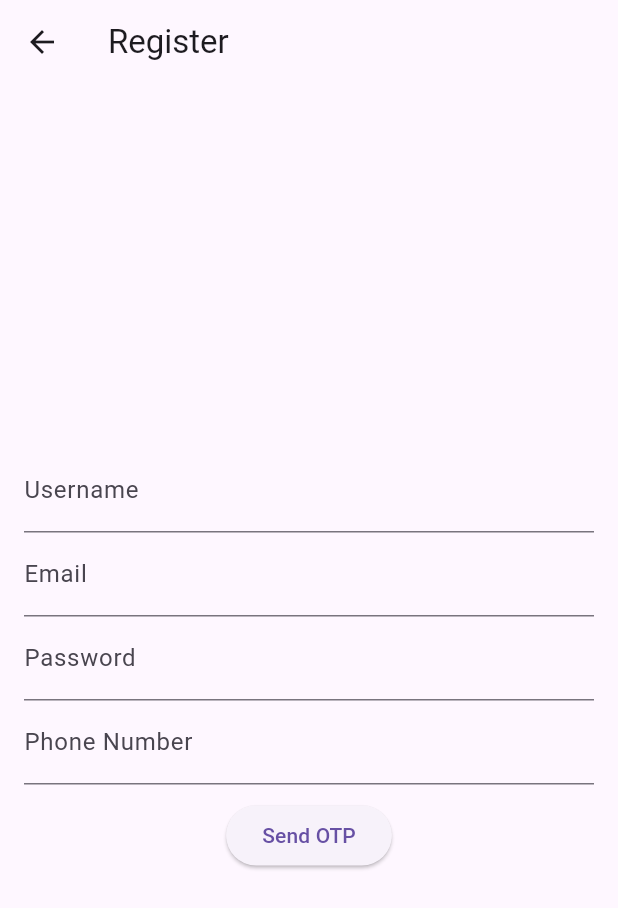
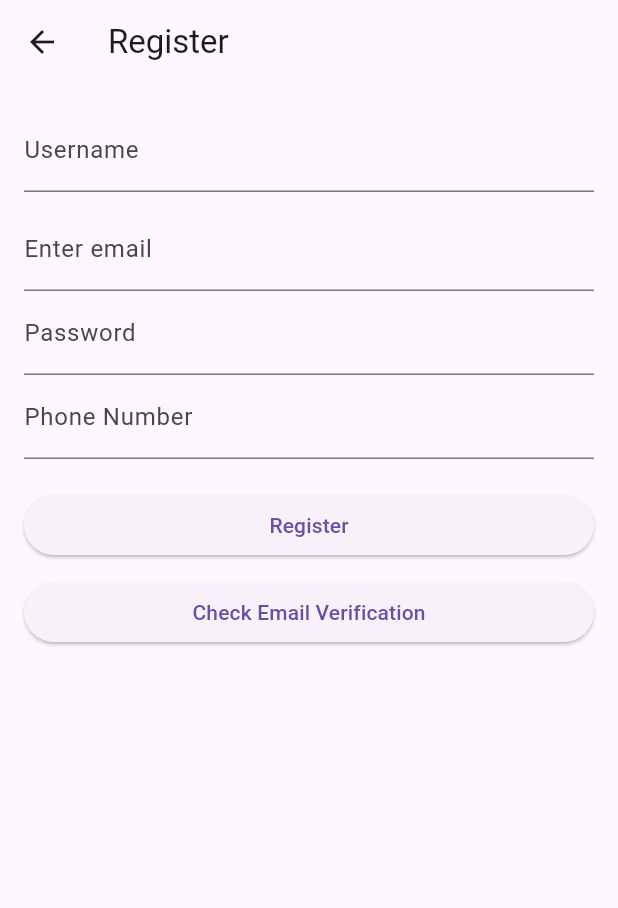
Before and after one commit to HasiruF/CO2307_BUS, a Flutter app: the RegistrationScreen screen opened directly, on a phone screen of 412 x 824 dp. Shown: the top 908 px of the screen. Run offline on Flutter 3.47's test engine with Material 3 defaults, Android fonts, the light colour scheme and no system bars; our stand-ins replace cloud_firestore, email_validator, firebase_auth, firebase_core, firebase_storage, google_sign_in and 1 more; accounts and stored records are empty.

Commit message:
user profile and verification link

```diff
--- a/TrackMyBus/track_my_bus/lib/registration_screen.dart
+++ b/TrackMyBus/track_my_bus/lib/registration_screen.dart
@@ -1,6 +1,8 @@
 import 'package:flutter/material.dart';
 import 'package:firebase_auth/firebase_auth.dart';
 import 'package:cloud_firestore/cloud_firestore.dart';
+import 'package:google_sign_in/google_sign_in.dart';
+import 'package:email_validator/email_validator.dart';
 import 'home_screen.dart';
 
 class RegistrationScreen extends StatefulWidget {
@@ -13,189 +15,294 @@ class _RegistrationScreenState extends State<RegistrationScreen> {
   final _emailController = TextEditingController();
   final _passwordController = TextEditingController();
   final _phoneController = TextEditingController();
-  final _otpController = TextEditingController();
   final _formKey = GlobalKey<FormState>();
+  bool _isLoading = false;
+  List<String> _deviceEmails = [];
 
   final FirebaseAuth _auth = FirebaseAuth.instance;
-  String _verificationId = "";
-  bool _otpSent = false;
+  final GoogleSignIn _googleSignIn = GoogleSignIn();
 
-  /// Send OTP to the provided phone number
-  void _sendOTP() async {
+  @override
+  void initState() {
+    super.initState();
+    _fetchDeviceEmails();
+  }
+
+  /// Fetch email addresses signed in on the device
+  Future<void> _fetchDeviceEmails() async {
     try {
-      await _auth.verifyPhoneNumber(
-        phoneNumber: _phoneController.text.trim(),
-        verificationCompleted: (PhoneAuthCredential credential) async {
-          // Auto-retrieval scenario (for some devices)
-          await _auth.signInWithCredential(credential);
-        },
-        verificationFailed: (FirebaseAuthException e) {
-          ScaffoldMessenger.of(context).showSnackBar(
-            SnackBar(content: Text('OTP Verification Failed: ${e.message}')),
-          );
-        },
-        codeSent: (String verificationId, int? resendToken) {
+      // Fetch Google signed-in accounts
+      List<GoogleSignInAccount?> googleAccounts = await Future.wait([
+        _googleSignIn.signInSilently(),
+        // Add other account types if needed
+      ]);
+
+      // Filter out null accounts and extract emails
       setState(() {
-            _verificationId = verificationId;
-            _otpSent = true;
+        _deviceEmails = googleAccounts
+            .where((account) => account != null)
+            .map((account) => account!.email)
+            .toList();
       });
-          ScaffoldMessenger.of(context).showSnackBar(
-            SnackBar(content: Text('OTP sent to ${_phoneController.text}')),
-          );
-        },
-        codeAutoRetrievalTimeout: (String verificationId) {},
-      );
+
+      print("Fetched device emails: $_deviceEmails");
     } catch (e) {
-      ScaffoldMessenger.of(context).showSnackBar(
-        SnackBar(content: Text('Error sending OTP: $e')),
-      );
+      print("Error fetching device emails: $e");
     }
   }
 
-  /// Verify the OTP entered by the user
-  void _verifyOTP() async {
+  /// Comprehensive email validation
+  Future<bool> _validateEmail(String email) async {
+    // Basic format validation
+    if (!EmailValidator.validate(email)) {
+      ScaffoldMessenger.of(context).showSnackBar(
+        SnackBar(content: Text('Invalid email format')),
+      );
+      return false;
+    }
+
+    // Predefined list of known email providers
+    final validDomains = [
+      'gmail.com',
+      'yahoo.com',
+      'hotmail.com',
+      'outlook.com',
+      'icloud.com',
+      'protonmail.com',
+      'aol.com',
+      'zoho.com'
+    ];
+
+    // Extract domain from email
+    String domain = email.split('@').last.toLowerCase();
+
+    // Check if domain is in the list of valid domains
+    if (!validDomains.contains(domain)) {
+      ScaffoldMessenger.of(context).showSnackBar(
+        SnackBar(
+          content: Text(
+              'Email address from an unregistered provider. Please use a valid email provider.'),
+          backgroundColor: Colors.red,
+        ),
+      );
+      return false;
+    }
+
     try {
-      PhoneAuthCredential credential = PhoneAuthProvider.credential(
-        verificationId: _verificationId,
-        smsCode: _otpController.text.trim(),
+      // Fetch sign-in methods for the email
+      var signInMethods = await _auth.fetchSignInMethodsForEmail(email);
+
+      // If any sign-in method exists, the email is already in use
+      if (signInMethods.isNotEmpty) {
+        ScaffoldMessenger.of(context).showSnackBar(
+          SnackBar(content: Text('Email is already registered')),
         );
-      await _auth.signInWithCredential(credential);
-      _register();
+        return false;
+      }
+
+      return true;
     } catch (e) {
+      print("Email validation error: $e");
       ScaffoldMessenger.of(context).showSnackBar(
-        SnackBar(content: Text('Invalid OTP. Please try again.')),
+        SnackBar(content: Text('Error validating email')),
       );
+      return false;
     }
   }
 
+  /// Register the user and send verification email
   Future<void> _register() async {
     if (_formKey.currentState?.validate() ?? false) {
+      setState(() => _isLoading = true);
+
+      String email = _emailController.text.trim();
+      String password = _passwordController.text.trim();
+
       try {
-        // Register user with Firebase Authentication
+        // Validate email first
+        bool isValidEmail = await _validateEmail(email);
+        if (!isValidEmail) {
+          setState(() => _isLoading = false);
+          return;
+        }
+
+        // Create user
         UserCredential userCredential =
-            await FirebaseAuth.instance.createUserWithEmailAndPassword(
-          email: _emailController.text.trim(),
-          password: _passwordController.text.trim(),
+            await _auth.createUserWithEmailAndPassword(
+          email: email,
+          password: password,
         );
 
-        // Save user data to Firestore
+        User? user = userCredential.user;
+
+        if (user != null) {
+          // Send verification email
+          await user.sendEmailVerification();
+
+          // Store user details in Firestore
           await FirebaseFirestore.instance
               .collection('users')
-            .doc(userCredential.user?.uid)
+              .doc(user.uid)
               .set({
             'username': _usernameController.text.trim(),
-          'email': _emailController.text.trim(),
+            'email': email,
             'phone': _phoneController.text.trim(),
             'usertype': "Client",
+            'verified': false,
           });
+
+          // Show success message
+          ScaffoldMessenger.of(context).showSnackBar(
+            SnackBar(content: Text('Verification email sent! Please verify.')),
+          );
+        }
+      } on FirebaseAuthException catch (e) {
+        // Handle specific Firebase authentication errors
+        String errorMessage = 'Registration failed';
+
+        if (e.code == 'email-already-in-use') {
+          errorMessage = 'Email is already registered';
+        } else if (e.code == 'invalid-email') {
+          errorMessage = 'Invalid email address';
+        } else if (e.code == 'weak-password') {
+          errorMessage = 'Password is too weak';
+        }
+
+        ScaffoldMessenger.of(context).showSnackBar(
+          SnackBar(content: Text(errorMessage)),
+        );
+      } catch (e) {
+        // Handle any unexpected errors
+        print('Unexpected registration error: $e');
+        ScaffoldMessenger.of(context).showSnackBar(
+          SnackBar(content: Text('An unexpected error occurred')),
+        );
+      } finally {
+        // Ensure loading state is turned off
+        setState(() => _isLoading = false);
+      }
+    }
+  }
+
+  /// Check email verification status
+  Future<void> _checkEmailVerification() async {
+    User? user = _auth.currentUser;
+    await user?.reload();
+
+    if (user != null && user.emailVerified) {
+      await FirebaseFirestore.instance
+          .collection('users')
+          .doc(user.uid)
+          .update({'verified': true});
 
       Navigator.pushReplacement(
         context,
-          MaterialPageRoute(
-            builder: (context) => HomePage(userId: userCredential.user!.uid),
-          ),
+        MaterialPageRoute(builder: (context) => HomePage(userId: user.uid)),
       );
-        print('User registered and details saved to Firestore');
-
+    } else {
       ScaffoldMessenger.of(context).showSnackBar(
-          SnackBar(content: Text('Registration Successful!')),
+        SnackBar(content: Text('Please verify your email before continuing.')),
       );
-      } catch (e) {
-        print('Registration failed: $e');
-        ScaffoldMessenger.of(context).showSnackBar(
-          SnackBar(content: Text('Registration failed: $e')),
-        );
-      }
     }
   }
 
   @override
   Widget build(BuildContext context) {
     return Scaffold(
-      appBar: AppBar(
-        title: Text('Register'),
-      ),
+      appBar: AppBar(title: Text('Register')),
       body: Padding(
         padding: const EdgeInsets.all(16.0),
         child: Form(
           key: _formKey,
-          child: Column(
-            mainAxisAlignment: MainAxisAlignment.center,
+          child: ListView(
             children: [
-              // Username input field
               TextFormField(
                 controller: _usernameController,
                 decoration: InputDecoration(labelText: 'Username'),
-                validator: (value) {
-                  if (value == null || value.isEmpty) {
-                    return 'Please enter a username';
+                validator: (value) =>
+                    value!.isEmpty ? 'Enter a username' : null,
+              ),
+              SizedBox(height: 10),
+              // Device Emails Dropdown
+              if (_deviceEmails.isNotEmpty)
+                Column(
+                  crossAxisAlignment: CrossAxisAlignment.start,
+                  children: [
+                    Text(
+                      'Select from your device emails:',
+                      style: TextStyle(
+                        fontWeight: FontWeight.bold,
+                        fontSize: 16,
+                      ),
+                    ),
+                    DropdownButtonFormField<String>(
+                      isExpanded: true,
+                      hint: Text('Choose an email from this device'),
+                      items: _deviceEmails.map((email) {
+                        return DropdownMenuItem(
+                          value: email,
+                          child: Text(
+                            email,
+                            overflow: TextOverflow.ellipsis,
+                          ),
+                        );
+                      }).toList(),
+                      onChanged: (selectedEmail) {
+                        if (selectedEmail != null) {
+                          setState(() {
+                            _emailController.text = selectedEmail;
+                          });
                         }
-                  return null;
                       },
                     ),
+                    SizedBox(height: 10),
+                    Text(
+                      'Or enter a new email:',
+                      style: TextStyle(
+                        fontWeight: FontWeight.bold,
+                        fontSize: 16,
+                      ),
+                    ),
+                  ],
+                ),
 
-              // Email input field
+              // Manual Email Entry
               TextFormField(
                 controller: _emailController,
-                decoration: InputDecoration(labelText: 'Email'),
-                validator: (value) {
-                  if (value == null || value.isEmpty) {
-                    return 'Please enter an email';
-                  }
-                  return null;
-                },
+                decoration: InputDecoration(
+                  labelText: _deviceEmails.isEmpty
+                      ? 'Enter email'
+                      : 'Alternative email',
+                ),
+                validator: (value) => value!.isEmpty ? 'Enter an email' : null,
               ),
 
-              // Password input field
               TextFormField(
                 controller: _passwordController,
                 obscureText: true,
                 decoration: InputDecoration(labelText: 'Password'),
-                validator: (value) {
-                  if (value == null || value.isEmpty) {
-                    return 'Please enter a password';
-                  }
-                  if (value.length < 6) {
-                    return 'Password must be at least 6 characters';
-                  }
-                  return null;
-                },
+                validator: (value) => value!.length < 6
+                    ? 'Password must be at least 6 characters'
+                    : null,
               ),
-
               TextFormField(
                 controller: _phoneController,
                 decoration: InputDecoration(labelText: 'Phone Number'),
                 keyboardType: TextInputType.phone,
-                validator: (value) {
-                  if (value == null || value.isEmpty) {
-                    return 'Please enter a phone number';
-                  }
-                  return null;
-                },
+                validator: (value) =>
+                    value!.isEmpty ? 'Enter a phone number' : null,
               ),
-
-              // Register button
-              SizedBox(height: 10),
-              !_otpSent
-                  ? ElevatedButton(
-                      onPressed: _sendOTP,
-                      child: Text('Send OTP'),
-                    )
-                  : Column(
-                      children: [
-                        TextFormField(
-                          controller: _otpController,
-                          decoration: InputDecoration(labelText: 'Enter OTP'),
-                          keyboardType: TextInputType.number,
-                          validator: (value) =>
-                              value!.isEmpty ? 'Enter the OTP' : null,
+              SizedBox(height: 20),
+              _isLoading
+                  ? Center(child: CircularProgressIndicator())
+                  : ElevatedButton(
+                      onPressed: _register,
+                      child: Text('Register'),
                     ),
               SizedBox(height: 10),
               ElevatedButton(
-                          onPressed: _verifyOTP,
-                          child: Text('Verify OTP & Register'),
-                        ),
-                      ],
+                onPressed: _checkEmailVerification,
+                child: Text('Check Email Verification'),
               ),
             ],
           ),
@@ -203,4 +310,14 @@ class _RegistrationScreenState extends State<RegistrationScreen> {
       ),
     );
   }
+
+  @override
+  void dispose() {
+    // Dispose controllers to prevent memory leaks
+    _usernameController.dispose();
+    _emailController.dispose();
+    _passwordController.dispose();
+    _phoneController.dispose();
+    super.dispose();
   }
+}
```
Also changed, not shown: TrackMyBus/track_my_bus/pubspec.yaml (+6 -3 lines), TrackMyBus/track_my_bus/pubspec.lock, 3 other files. Lines whose indentation alone changed are shown as unchanged.
